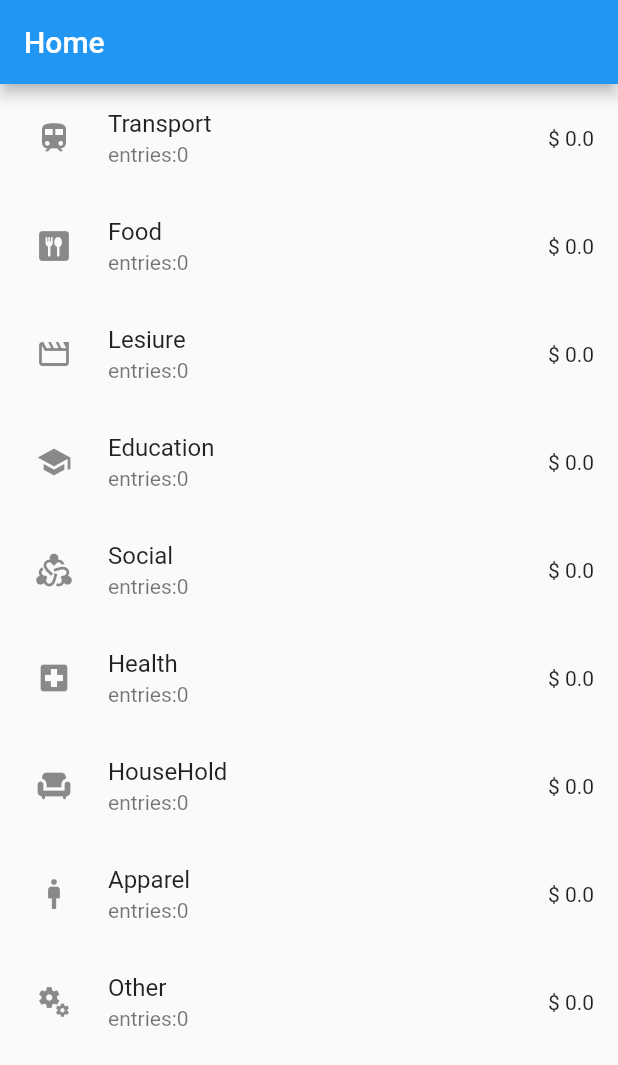
After one commit to AslamJiffry/PersonalExpenseTracker, a Flutter app: the screen it shows after launch, on a phone screen of 412 x 824 dp. The commit adds this screen. Shown: the top 1065 px of the screen. Run offline on Flutter 3.47's test engine with Material 2 defaults, Android fonts, the phone set to English and light mode, and no system bars; our stand-ins replace sqflite; accounts and stored records are empty.

Commit message:
Code refactored with two new widgets

```diff
--- /dev/null
+++ b/lib/widgets/home_screen/category_card.dart
@@ -0,0 +1,20 @@
+import 'package:flutter/material.dart';
+import 'package:pet/models/expense_category.dart';
+
+class CategoryCard extends StatelessWidget {
+  final ExpenseCategory category;
+  const CategoryCard(this.category, {super.key});
+
+  @override
+  Widget build(BuildContext context) {
+    return ListTile(
+      leading: Padding(
+        padding: const EdgeInsets.all(8.0),
+        child: Icon(category.icon),
+      ),
+      title: Text(category.title),
+      subtitle: Text('entries:${category.entries.toString()}'),
+      trailing: Text('\$ ${category.totalAmount.toString()}'),
+    );
+  }
+}
--- /dev/null
+++ b/lib/widgets/home_screen/category_list.dart
@@ -0,0 +1,24 @@
+import 'package:flutter/material.dart';
+import 'package:pet/models/database_provider.dart';
+import 'package:pet/widgets/home_screen/category_card.dart';
+import 'package:provider/provider.dart';
+
+class CategoryList extends StatelessWidget {
+  const CategoryList({
+    super.key,
+  });
+
+  @override
+  Widget build(BuildContext context) {
+    return Consumer<DatabaseProvider>(
+      builder: (_, db, __) {
+        var list = db.categories;
+
+        return ListView.builder(
+          itemCount: list.length,
+          itemBuilder: (_, i) => CategoryCard(list[i]),
+        );
+      },
+    );
+  }
+}
--- a/lib/widgets/home_screen/category_loader.dart
+++ b/lib/widgets/home_screen/category_loader.dart
@@ -1,5 +1,6 @@
 import 'package:flutter/material.dart';
 import 'package:pet/models/database_provider.dart';
+import 'package:pet/widgets/home_screen/category_list.dart';
 import 'package:provider/provider.dart';
 
 class CategoryLoader extends StatefulWidget {
@@ -34,24 +35,7 @@ class _CategoryLoaderState extends State<CategoryLoader> {
               child: Text(snapshot.error.toString()),
             );
           } else {
-            return Consumer<DatabaseProvider>(
-              builder: (_, db, __) {
-                var list = db.categories;
-
-                return ListView.builder(
-                  itemCount: list.length,
-                  itemBuilder: (_, i) => ListTile(
-                    leading: Padding(
-                      padding: const EdgeInsets.all(8.0),
-                      child: Icon(list[i].icon),
-                    ),
-                    title: Text(list[i].title),
-                    subtitle: Text('entries:${list[i].entries.toString()}'),
-                    trailing: Text('\$ ${list[i].totalAmount.toString()}'),
-                  ),
-                );
-              },
-            );
+            return const CategoryList();
           }
         } else {
           return const Center(
```
